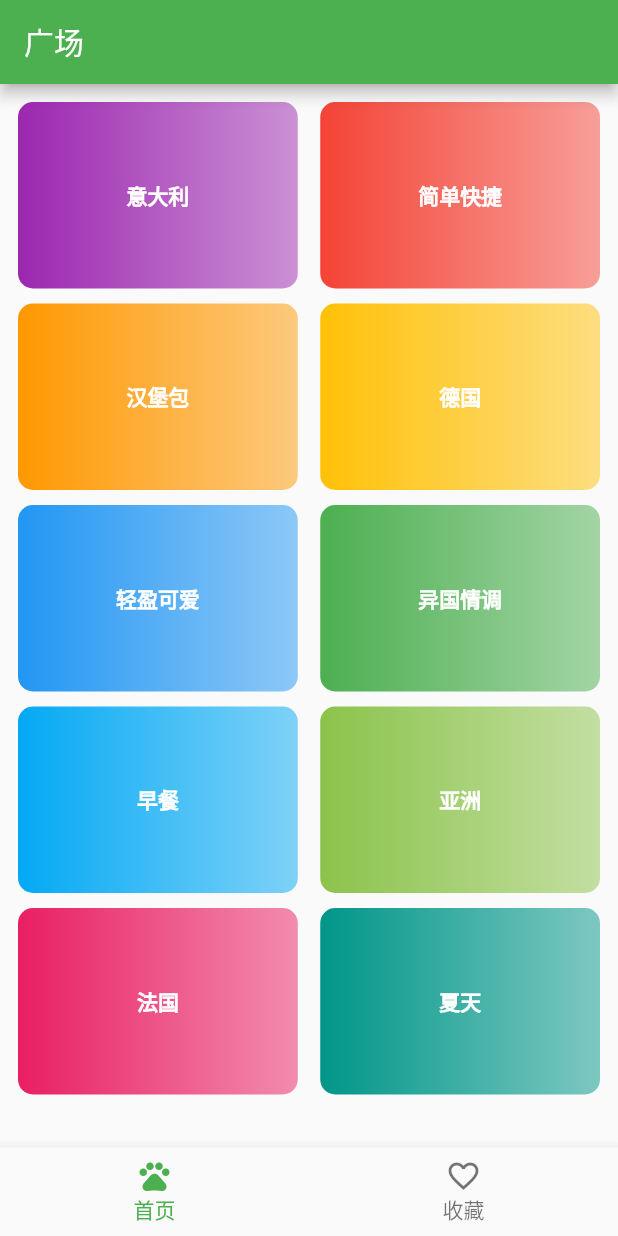
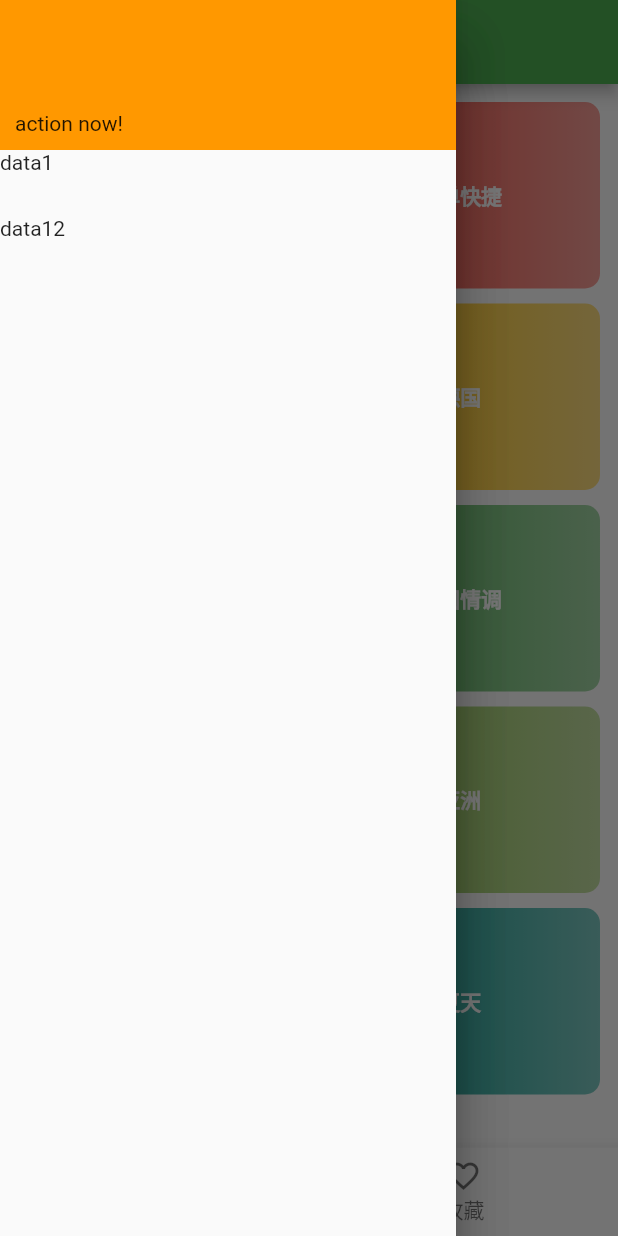
Before and after one commit to seveniscat/flutter_app, a Flutter app: the screen it shows after launch, with the side drawer open (before the commit the screen has no drawer), on a phone screen of 412 x 824 dp. Run offline on Flutter 3.47's test engine with Material 2 defaults, Android fonts, the phone set to English and light mode, and no system bars; our stand-ins replace dio; missing offline and left inert: dart:ffi.

Commit message:
食谱项目练习

```diff
--- a/lib/core/config/tabbar_config.dart
+++ b/lib/core/config/tabbar_config.dart
@@ -1,5 +1,5 @@
 import 'package:flutter/material.dart';
-import 'package:flutter_app/pages/collection.dart';
+import 'package:flutter_app/pages/favor/collection.dart';
 import 'package:flutter_app/pages/home/home.dart';
 
 const List<Widget> tabbarPages = [
--- a/lib/main.dart
+++ b/lib/main.dart
@@ -1,16 +1,33 @@
 import 'package:flutter/material.dart';
 import 'package:flutter_app/core/config/route.dart';
 import 'package:flutter_app/core/config/theme_config.dart';
+import 'package:flutter_app/core/viewmodel/favor_view_model.dart';
+import 'package:flutter_app/core/viewmodel/filter_view_model.dart';
 import 'package:flutter_app/core/viewmodel/meal_view_model.dart';
 import 'package:provider/provider.dart';
 
 main(List<String> args) {
-  runApp(ChangeNotifierProvider(
-    // 懒加载
-    // provider/consumer/selector
-    create: (context) => MealViewModel(),
+  runApp(MultiProvider(
+    providers: [
+      ChangeNotifierProvider(create: (context) => FileterViewModel()),
+      // ChangeNotifierProvider(create: (context) => MealViewModel()),
+      ChangeNotifierProxyProvider<FileterViewModel, MealViewModel>(
+          create: (context) => MealViewModel(),
+          update: (context, filterVM, mealVM) {
+            mealVM!.updateFilterVM(filterVM);
+            return mealVM;
+          }),
+
+      ChangeNotifierProvider(create: (context) => MealFavorViewModel()),
+    ],
     child: const MyApp(),
   ));
+  // runApp(ChangeNotifierProvider(
+  //   // 懒加载
+  //   // provider/consumer/selector
+  //   create: (context) => MealViewModel(),
+  //   child: const MyApp(),
+  // ));
   // runApp(const MyApp());
 }
 
--- a/lib/pages/main_screen.dart
+++ b/lib/pages/main_screen.dart
@@ -1,5 +1,6 @@
 import 'package:flutter/material.dart';
 import 'package:flutter_app/core/config/tabbar_config.dart';
+import 'package:flutter_app/share/widgets/drawer_content.dart';
 
 class MainScreen extends StatefulWidget {
   static const routerName = '/';
@@ -20,6 +21,7 @@ class _MainScreenState extends State<MainScreen> {
         children: tabbarPages,
         index: _currentIndex,
       ),
+      drawer: Drawer(child: DrawerContent()),
       bottomNavigationBar: BottomNavigationBar(
         items: tabbarItems,
         currentIndex: _currentIndex,
--- /dev/null
+++ b/lib/share/widgets/drawer_content.dart
@@ -0,0 +1,59 @@
+import 'dart:ffi';
+
+import 'package:flutter/material.dart';
+import 'package:flutter_app/pages/filter/filter.dart';
+
+class DrawerContent extends StatelessWidget {
+  const DrawerContent({Key? key}) : super(key: key);
+
+  @override
+  Widget build(BuildContext context) {
+    return Container(
+      width: 200,
+      child: Drawer(
+        child: Column(
+          // mainAxisAlignment: MainAxisAlignment.start,
+          crossAxisAlignment: CrossAxisAlignment.start,
+          children: <Widget>[
+            Stack(
+              children: <Widget>[
+                Container(
+                  height: 100,
+                  color: Colors.orange,
+                ),
+                Positioned(
+                  child: Text('action now!'),
+                  left: 10,
+                  bottom: 10,
+                )
+              ],
+            ),
+            GestureDetector(
+              child: Container(
+                height: 44,
+                child: Text('data1'),
+              ),
+              onTap: (){
+                // Navigator.of(context).pop();
+                Navigator.of(context).pushNamed(FilterPage.routerName);
+              },
+            ),
+            Container(
+              height: 44,
+              child: Text('data12'),
+            ),
+          ],
+        ),
+      ),
+    );
+  }
+}
+
+class ItemTile extends StatelessWidget {
+  const ItemTile({Key? key}) : super(key: key);
+
+  @override
+  Widget build(BuildContext context) {
+    return Container();
+  }
+}
```
Also changed, not shown: lib/core/config/route.dart (+11 -7 lines), lib/core/extension/double_extension.dart (added, +12 -0 lines), lib/core/extension/int_extension.dart (added, +13 -0 lines), lib/core/extension/size_fit.dart (added, +42 -0 lines), lib/core/viewmodel/favor_view_model.dart (added, +26 -0 lines), lib/core/viewmodel/filter_view_model.dart (added, +28 -0 lines), lib/core/viewmodel/meal_view_model.dart (+16 -1 lines), lib/pages/detail/detail.dart (+21 -5 lines), lib/pages/detail/detail_content.dart (+15 -5 lines), lib/pages/filter/filter.dart (added, +17 -0 lines), lib/pages/filter/filter_content.dart (added, +54 -0 lines), lib/pages/home/home.dart (+8 -0 lines), lib/share/widgets/meal_list_tile.dart (+21 -1 lines), lib/core/extension/string_extension.dart (added), 1 more files.
